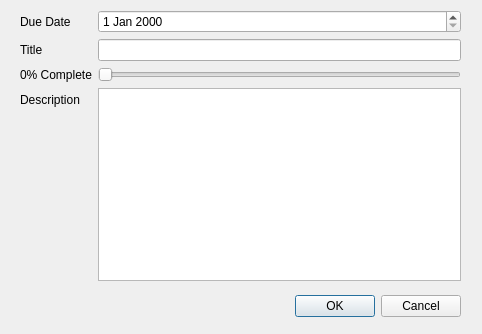
First picture: the form in newtaskdialog.ui, repository carlosvchr/ToDoList-QT, before the edit.
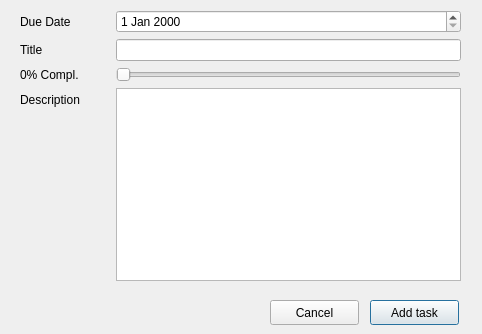
Second picture: the form after the edit.

Commit message: Fixed error when save task with empty fields. Now is not possible to save changes if all fields arecompleted. Fixed newTask ui, now when we change the percent value, the interface is not displaced.

The edit to the form file:
```diff
--- a/newtaskdialog.ui
+++ b/newtaskdialog.ui
@@ -13,22 +13,6 @@
   <property name="windowTitle">
    <string>Dialog</string>
   </property>
-  <widget class="QDialogButtonBox" name="buttonBox">
-   <property name="geometry">
-    <rect>
-     <x>120</x>
-     <y>290</y>
-     <width>341</width>
-     <height>32</height>
-    </rect>
-   </property>
-   <property name="orientation">
-    <enum>Qt::Horizontal</enum>
-   </property>
-   <property name="standardButtons">
-    <set>QDialogButtonBox::Cancel|QDialogButtonBox::Ok</set>
-   </property>
-  </widget>
   <widget class="QWidget" name="formLayoutWidget">
    <property name="geometry">
     <rect>
@@ -59,13 +43,6 @@
     <item row="1" column="1">
      <widget class="QLineEdit" name="title_et"/>
     </item>
-    <item row="2" column="0">
-     <widget class="QLabel" name="percent_lbl">
-      <property name="text">
-       <string>0% Complete</string>
-      </property>
-     </widget>
-    </item>
     <item row="2" column="1">
      <widget class="QSlider" name="slider">
       <property name="orientation">
@@ -83,8 +60,47 @@
     <item row="3" column="1">
      <widget class="QPlainTextEdit" name="description_ed"/>
     </item>
+    <item row="2" column="0">
+     <widget class="QLabel" name="percent_lbl">
+      <property name="minimumSize">
+       <size>
+        <width>90</width>
+        <height>0</height>
+       </size>
+      </property>
+      <property name="text">
+       <string>0% Compl.</string>
+      </property>
+     </widget>
+    </item>
    </layout>
   </widget>
+  <widget class="QPushButton" name="savebtn">
+   <property name="geometry">
+    <rect>
+     <x>370</x>
+     <y>300</y>
+     <width>89</width>
+     <height>25</height>
+    </rect>
+   </property>
+   <property name="text">
+    <string>Add task</string>
+   </property>
+  </widget>
+  <widget class="QPushButton" name="cancelbtn">
+   <property name="geometry">
+    <rect>
+     <x>270</x>
+     <y>300</y>
+     <width>89</width>
+     <height>25</height>
+    </rect>
+   </property>
+   <property name="text">
+    <string>Cancel</string>
+   </property>
+  </widget>
  </widget>
  <resources/>
  <connections>
```
Left out of the diff: 35 changed lines with no effect on the pictures. The commit also changes 3 other files.
